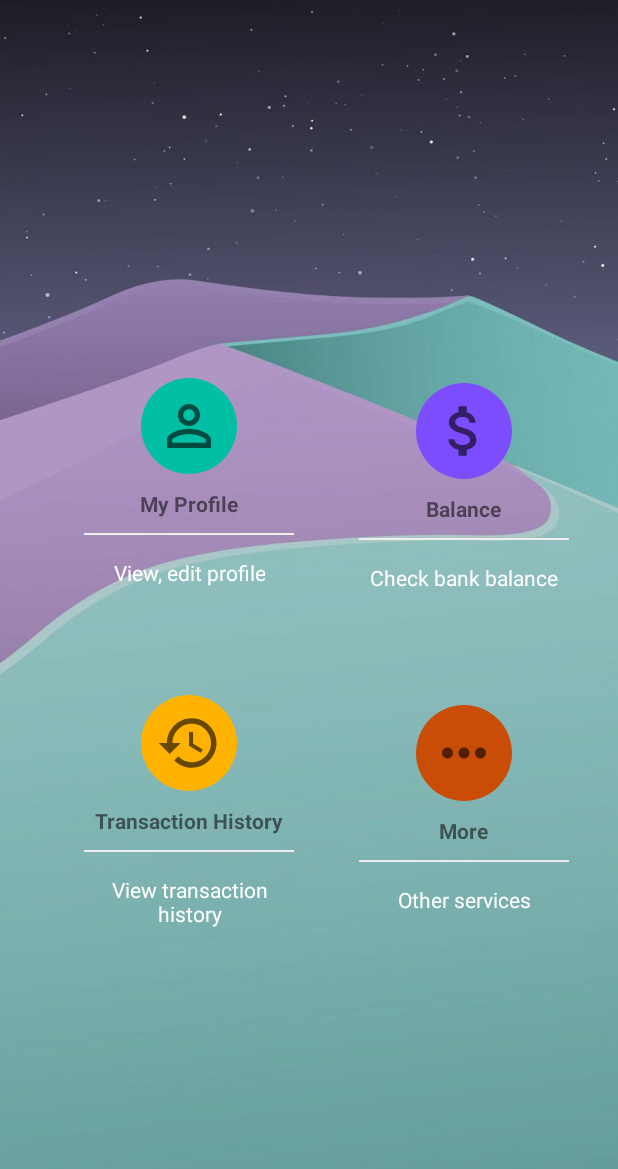
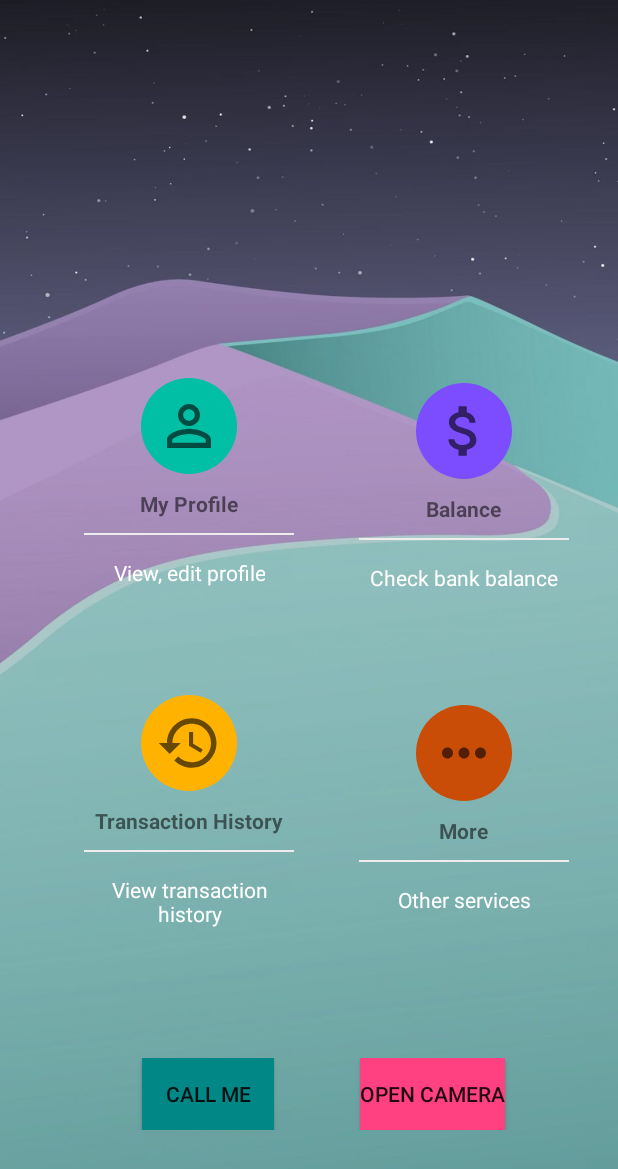
Before and after one commit to pvnamGit/prm301, an Android app: the layout home_page.xml on its own in the app's theme, with its tools: preview values and no code run, on a phone screen of 412 x 824 dp. Shown: the top 1169 px of the screen. Run offline under Robolectric (Android 15) with nearby library versions, the phone set to English and light mode, and no system bars.

Commit message:
lab 7 call

```diff
--- a/app/src/main/AndroidManifest.xml
+++ b/app/src/main/AndroidManifest.xml
@@ -1,7 +1,7 @@
 <?xml version="1.0" encoding="utf-8"?>
 <manifest xmlns:android="http://schemas.android.com/apk/res/android"
     package="com.se151536_phanvannam">
-
+    <uses-permission android:name="android.permission.CAMERA" />
     <application
         android:allowBackup="true"
         android:icon="@mipmap/ic_launcher"
--- a/app/src/main/res/layout/home_page.xml
+++ b/app/src/main/res/layout/home_page.xml
@@ -1,5 +1,6 @@
 <?xml version="1.0" encoding="utf-8"?>
 <android.support.constraint.ConstraintLayout xmlns:android="http://schemas.android.com/apk/res/android"
+    xmlns:tools="http://schemas.android.com/tools"
     android:layout_width="match_parent"
     android:layout_height="match_parent"
     android:background="@drawable/background_login"
@@ -220,4 +221,43 @@
 
         </LinearLayout>
     </LinearLayout>
+
+    <RelativeLayout
+        android:layout_width="match_parent"
+        android:layout_height="wrap_content"
+        app:layout_constraintBottom_toBottomOf="parent"
+        app:layout_constraintTop_toTopOf="parent"
+        app:layout_constraintVertical_bias="0.909"
+        tools:layout_editor_absoluteX="38dp">
+
+        <Button
+            android:id="@+id/open_camera_btn"
+            android:layout_width="wrap_content"
+            android:layout_height="wrap_content"
+            android:layout_alignParentEnd="true"
+            android:layout_marginEnd="75dp"
+            android:background="@color/colorAccent"
+            android:text="Open Camera"
+            app:layout_constraintBottom_toBottomOf="parent"
+            app:layout_constraintEnd_toEndOf="parent"
+            app:layout_constraintHorizontal_bias="0.541"
+            app:layout_constraintStart_toStartOf="parent"
+            app:layout_constraintTop_toTopOf="parent"
+            app:layout_constraintVertical_bias="0.894" />
+
+        <Button
+            android:id="@+id/call_btn"
+            android:layout_width="wrap_content"
+            android:layout_height="wrap_content"
+            android:layout_marginEnd="57dp"
+            android:layout_toStartOf="@+id/open_camera_btn"
+            android:background="@color/teal_700"
+            android:text="Call Me"
+            app:layout_constraintBottom_toBottomOf="parent"
+            app:layout_constraintEnd_toEndOf="parent"
+            app:layout_constraintHorizontal_bias="0.541"
+            app:layout_constraintStart_toStartOf="@+id/open_camera_btn"
+            app:layout_constraintTop_toTopOf="parent"
+            app:layout_constraintVertical_bias="0.894" />
+    </RelativeLayout>
 </android.support.constraint.ConstraintLayout>
```
Also changed, not shown: app/src/main/java/com/se151536_phanvannam/camera/CameraPreviewActivity.java (added, +16 -0 lines), app/src/main/java/com/se151536_phanvannam/homePage/HomePage.java (+57 -2 lines).
